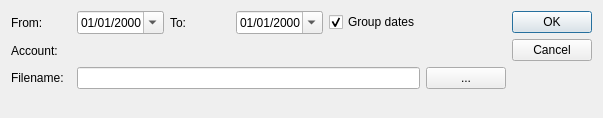
First picture: the form in UI/deals_export_dlg.ui, repository titov-vv/jal, before the edit.
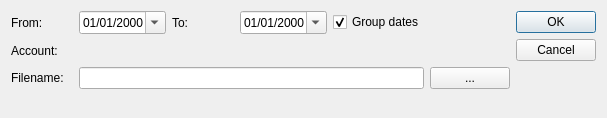
Second picture: the form after the edit. Custom widgets are drawn as their Qt base class.

```diff
--- a/UI/deals_export_dlg.ui
+++ b/UI/deals_export_dlg.ui
@@ -6,7 +6,7 @@
    <rect>
     <x>0</x>
     <y>0</y>
-    <width>603</width>
+    <width>607</width>
     <height>118</height>
    </rect>
   </property>
```
Left out of the diff: 2 changed lines with no effect on the pictures.
